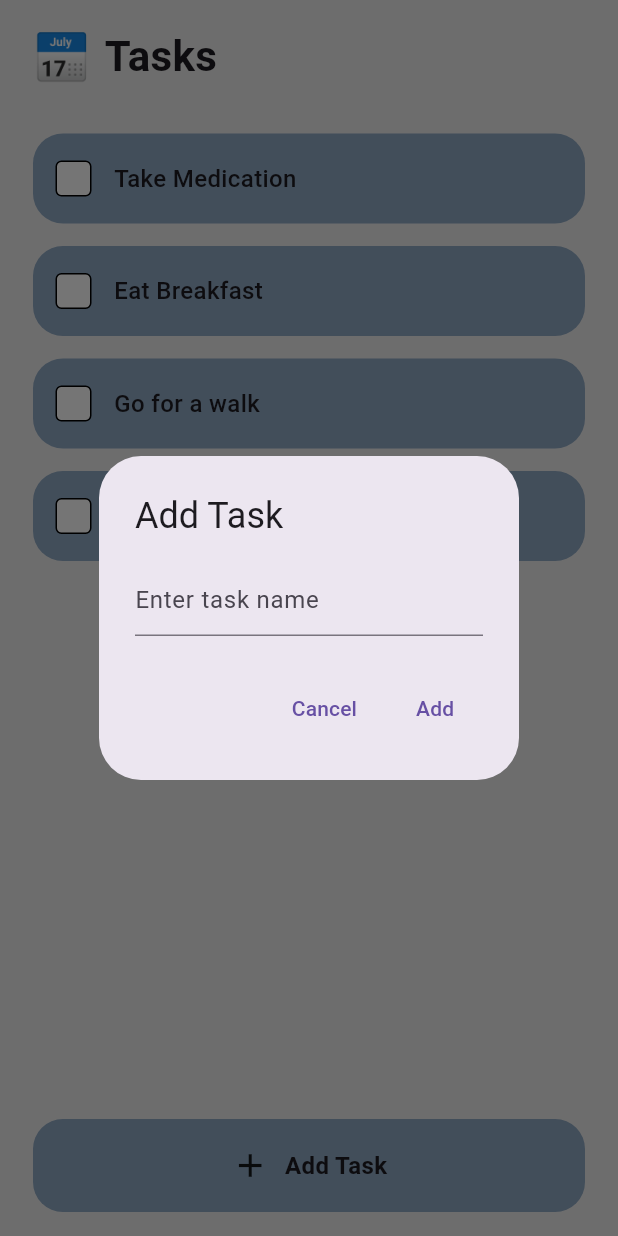
After one commit to usernamecopied550/dementia, a Flutter app: the TasksScreen screen opened directly, after a tap on "Add Task", on a phone screen of 412 x 824 dp. The commit adds this screen. Run offline on Flutter 3.47's test engine with Material 3 defaults, Android fonts, the phone set to English and light mode, and no system bars.

Commit message:
Added tasks screen and UI improvements

```diff
--- /dev/null
+++ b/lib/screens/tasks_screen.dart
@@ -0,0 +1,185 @@
+import 'package:flutter/material.dart';
+
+class TasksScreen extends StatefulWidget {
+  const TasksScreen({super.key});
+
+  @override
+  State<TasksScreen> createState() => _TasksScreenState();
+}
+
+class _TasksScreenState extends State<TasksScreen> {
+  List<Map<String, dynamic>> tasks = [
+    {"title": "Take Medication", "done": false},
+    {"title": "Eat Breakfast", "done": false},
+    {"title": "Go for a walk", "done": false},
+    {"title": "Drink Water", "done": false},
+  ];
+
+  void toggleTask(int index) {
+    setState(() {
+      tasks[index]["done"] = !tasks[index]["done"];
+    });
+  }
+
+  void addTask() {
+    TextEditingController controller = TextEditingController();
+
+    showDialog(
+      context: context,
+      builder: (context) {
+        return AlertDialog(
+          title: const Text("Add Task"),
+          content: TextField(
+            controller: controller,
+            decoration: const InputDecoration(
+              hintText: "Enter task name",
+            ),
+          ),
+          actions: [
+            TextButton(
+              onPressed: () {
+                Navigator.pop(context);
+              },
+              child: const Text("Cancel"),
+            ),
+            TextButton(
+              onPressed: () {
+                if (controller.text.isNotEmpty) {
+                  setState(() {
+                    tasks.add({
+                      "title": controller.text,
+                      "done": false,
+                    });
+                  });
+                }
+                Navigator.pop(context);
+              },
+              child: const Text("Add"),
+            ),
+          ],
+        );
+      },
+    );
+  }
+
+  @override
+  Widget build(BuildContext context) {
+    return Scaffold(
+      backgroundColor: Colors.grey[200],
+      body: Center(
+        child: Container(
+          width: 400, // ✅ phone style like your other screens
+          color: Colors.grey[200],
+          child: SafeArea(
+            child: Padding(
+              padding: const EdgeInsets.all(16),
+              child: Column(
+                crossAxisAlignment: CrossAxisAlignment.start,
+                children: [
+
+                  // 🔹 Title
+                  Row(
+                    children: const [
+                      Text("📅", style: TextStyle(fontSize: 30)),
+                      SizedBox(width: 10),
+                      Text(
+                        "Tasks",
+                        style: TextStyle(
+                          fontSize: 28,
+                          fontWeight: FontWeight.bold,
+                        ),
+                      ),
+                    ],
+                  ),
+
+                  const SizedBox(height: 30),
+
+                  // 🔹 Task List
+                  Expanded(
+                    child: ListView.builder(
+                      itemCount: tasks.length,
+                      itemBuilder: (context, index) {
+                        return Padding(
+                          padding: const EdgeInsets.only(bottom: 15),
+                          child: Container(
+                            padding: const EdgeInsets.symmetric(
+                                horizontal: 15, vertical: 18),
+                            decoration: BoxDecoration(
+                              color: const Color(0xFF8FA9C4),
+                              borderRadius: BorderRadius.circular(20),
+                            ),
+                            child: Row(
+                              children: [
+
+                                // Checkbox
+                                GestureDetector(
+                                  onTap: () => toggleTask(index),
+                                  child: Container(
+                                    width: 24,
+                                    height: 24,
+                                    decoration: BoxDecoration(
+                                      color: tasks[index]["done"]
+                                          ? Colors.green
+                                          : Colors.white,
+                                      border: Border.all(color: Colors.black),
+                                      borderRadius: BorderRadius.circular(4),
+                                    ),
+                                    child: tasks[index]["done"]
+                                        ? const Icon(Icons.check,
+                                        size: 18, color: Colors.white)
+                                        : null,
+                                  ),
+                                ),
+
+                                const SizedBox(width: 15),
+
+                                // Task text
+                                Text(
+                                  tasks[index]["title"],
+                                  style: const TextStyle(
+                                    fontSize: 16,
+                                    fontWeight: FontWeight.w500,
+                                  ),
+                                ),
+                              ],
+                            ),
+                          ),
+                        );
+                      },
+                    ),
+                  ),
+
+                  // 🔹 Add Task Button
+                  GestureDetector(
+                    onTap: addTask,
+                    child: Container(
+                      padding: const EdgeInsets.symmetric(vertical: 18),
+                      decoration: BoxDecoration(
+                        color: const Color(0xFF8FA9C4),
+                        borderRadius: BorderRadius.circular(20),
+                      ),
+                      child: Row(
+                        mainAxisAlignment: MainAxisAlignment.center,
+                        children: const [
+                          Icon(Icons.add, size: 26),
+                          SizedBox(width: 10),
+                          Text(
+                            "Add Task",
+                            style: TextStyle(
+                              fontSize: 16,
+                              fontWeight: FontWeight.bold,
+                            ),
+                          ),
+                        ],
+                      ),
+                    ),
+                  ),
+                ],
+              ),
+            ),
+          ),
+        ),
+      ),
+    );
+  }
+}
```
Also changed, not shown: lib/screens/home_screen.dart (+12 -2 lines), lib/screens/medication_screen.dart (added, +108 -0 lines), lib/widgets/custom_button.dart (+6 -1 lines).
